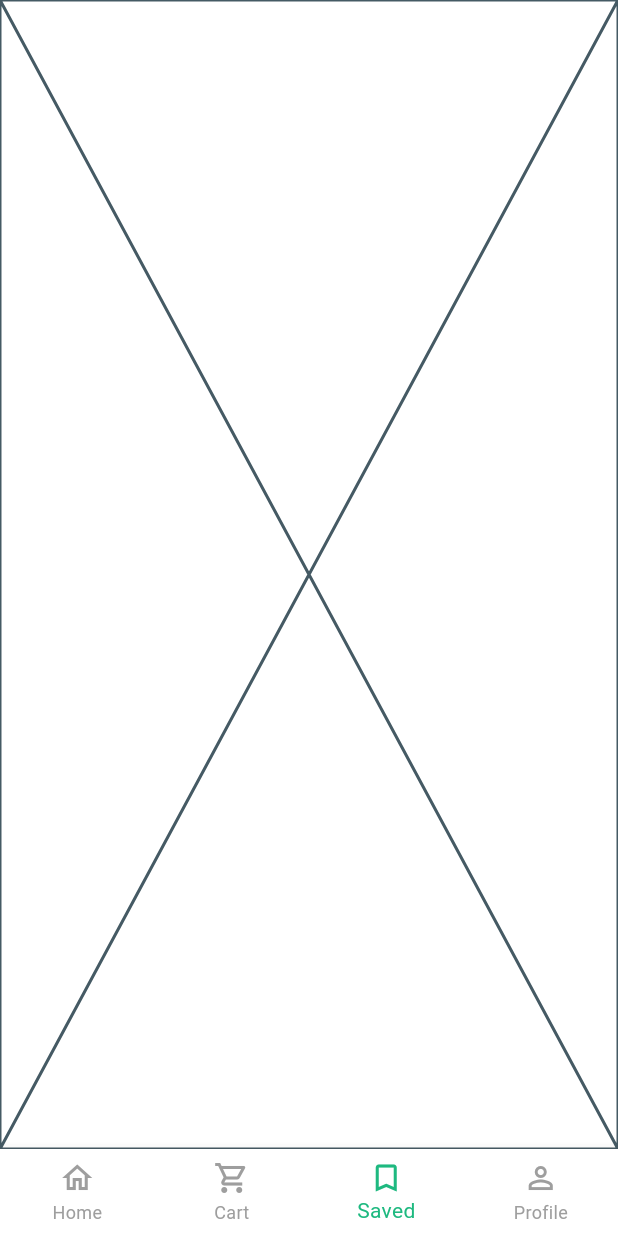
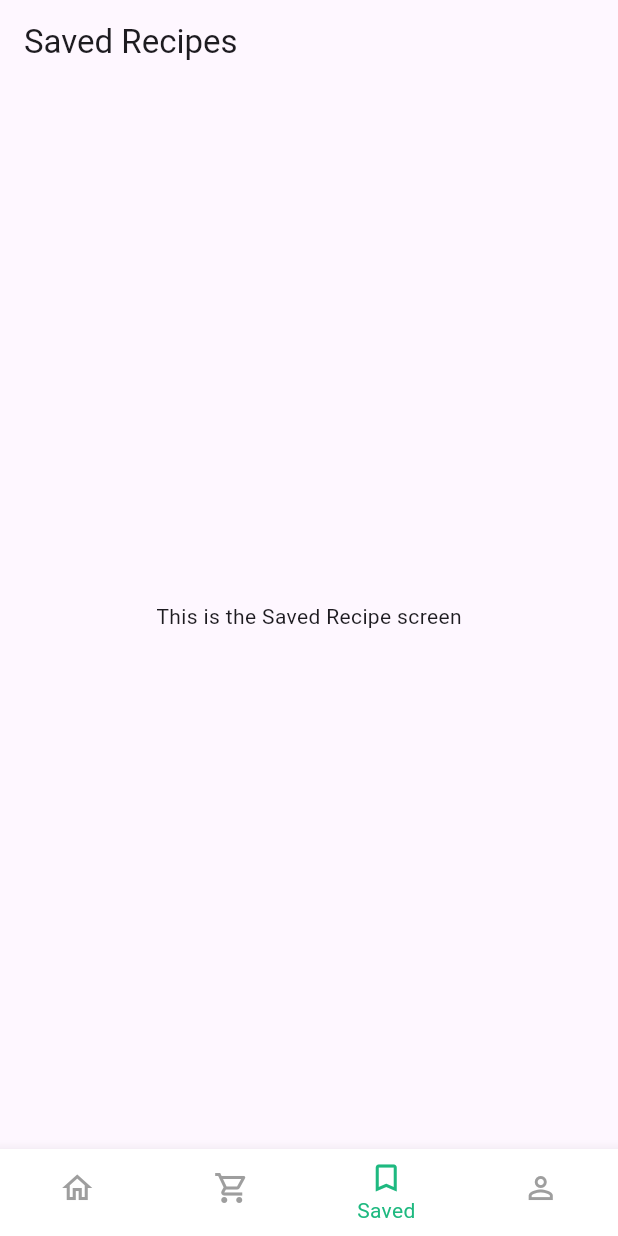
Before and after one commit to Arti-Mdhr/NepaBite, a Flutter app: the HomeScreen screen opened directly, item 3 of the bottom bar chosen, on a phone screen of 412 x 824 dp. Run offline on Flutter 3.47's test engine with Material 3 defaults, Android fonts, the phone set to English and light mode, and no system bars; Roboto replaces fonts that are missing (OpenSans-Regular).

Commit message:
sprint2 final

```diff
--- a/lib/screens/home/cart_screen.dart
+++ b/lib/screens/home/cart_screen.dart
@@ -4,10 +4,10 @@ class CartScreen extends StatefulWidget {
   const CartScreen({super.key});
 
   @override
-  State<CartScreen> createState() => _CartScreenState();
+  State<CartScreen> createState() => CartScreenState();
 }
 
-class _CartScreenState extends State<CartScreen> {
+class CartScreenState extends State<CartScreen> {
   @override
   Widget build(BuildContext context) {
     return Scaffold(
--- a/lib/screens/home/homepage_screen.dart
+++ b/lib/screens/home/homepage_screen.dart
@@ -53,12 +53,12 @@ class _HomeScreenState extends State<HomeScreen> {
       body: lstScreens[_selectedIndex],
       bottomNavigationBar: BottomNavigationBar(
         backgroundColor: Colors.white,
-        selectedItemColor: const Color(0xFF1EB980),  // Green color for selected icon
-        unselectedItemColor: Colors.grey,  // Grey color for unselected icons
+        selectedItemColor: const Color(0xFF1EB980), // Selected item color
+        unselectedItemColor: Colors.grey,  // Unselected item color
         currentIndex: _selectedIndex,
-        showUnselectedLabels: true,  // Show unselected labels
-        showSelectedLabels: true,  // Show selected labels
-        type: BottomNavigationBarType.fixed,  // Fixed layout, no shifting or resizing
+        showUnselectedLabels: false,  // Hide unselected labels to avoid shifting
+        showSelectedLabels: true,    // Show selected labels
+        type: BottomNavigationBarType.fixed,  // Ensures even spacing of items
         onTap: (index) {
           setState(() {
             _selectedIndex = index;
@@ -85,6 +85,8 @@ class _HomeScreenState extends State<HomeScreen> {
       ),
     );
   }
+
+  // Home Screen Layout
   Widget _buildHomeScreen() {
     return SafeArea(
       child: SingleChildScrollView(
@@ -113,6 +115,8 @@ class _HomeScreenState extends State<HomeScreen> {
               ),
             ),
             const SizedBox(height: 18),
+
+            // Search Bar with Filter Icon
             Padding(
               padding: const EdgeInsets.symmetric(horizontal: 20),
               child: Row(
@@ -151,6 +155,8 @@ class _HomeScreenState extends State<HomeScreen> {
               ),
             ),
             const SizedBox(height: 18),
+
+            // Category Chips for Filtering
             Padding(
               padding: const EdgeInsets.symmetric(horizontal: 20),
               child: Row(
@@ -163,22 +169,27 @@ class _HomeScreenState extends State<HomeScreen> {
               ),
             ),
             const SizedBox(height: 22),
-            SizedBox(
-              height: 250,
-              child: ListView.builder(
-                scrollDirection: Axis.horizontal,
-                itemCount: recipes.length,
-                itemBuilder: (context, index) {
-                  return _buildRecipeCard(recipes[index]);
-                },
+
+            // Recipe List Section
+            _buildRecipeSection("Popular Recipes", recipes),
+            const SizedBox(height: 20),
+            _buildRecipeSection("New Recipes", newRecipes),
+          ],
         ),
       ),
-            const SizedBox(height: 20),
-            const Padding(
-              padding: EdgeInsets.symmetric(horizontal: 20),
+    );
+  }
+
+  // Generic Recipe Section Builder
+  Widget _buildRecipeSection(String title, List<Map<String, String>> recipeList) {
+    return Column(
+      crossAxisAlignment: CrossAxisAlignment.start,
+      children: [
+        Padding(
+          padding: const EdgeInsets.symmetric(horizontal: 20),
           child: Text(
-                "New Recipes",
-                style: TextStyle(
+            title,
+            style: const TextStyle(
               fontSize: 18,
               fontWeight: FontWeight.bold,
             ),
@@ -189,17 +200,17 @@ class _HomeScreenState extends State<HomeScreen> {
           height: 210,
           child: ListView.builder(
             scrollDirection: Axis.horizontal,
-                itemCount: newRecipes.length,
+            itemCount: recipeList.length,
             itemBuilder: (context, index) {
-                  return _buildSmallRecipeCard(newRecipes[index]);
+              return _buildRecipeCard(recipeList[index]);
             },
           ),
         ),
       ],
-        ),
-      ),
     );
   }
+
+  // Category Chip Widget
   Widget _buildChip(String text, int index) {
     bool isSelected = selectedCategory == index;
 
@@ -229,6 +240,8 @@ class _HomeScreenState extends State<HomeScreen> {
       ),
     );
   }
+
+  // Recipe Card for Horizontal List
   Widget _buildRecipeCard(Map<String, String> recipe) {
     return Container(
       width: 175,
@@ -276,37 +289,4 @@ class _HomeScreenState extends State<HomeScreen> {
       ),
     );
   }
-  Widget _buildSmallRecipeCard(Map<String, String> recipe) {
-    return Container(
-      width: 160,
-      margin: const EdgeInsets.only(left: 20),
-      decoration: BoxDecoration(
-        borderRadius: BorderRadius.circular(18),
-        color: Colors.grey.shade100,
-      ),
-      child: Column(
-        children: [
-          ClipRRect(
-            borderRadius: const BorderRadius.vertical(top: Radius.circular(18)),
-            child: Image.asset(
-              recipe["image"]!,
-              height: 135,
-              width: 160,
-              fit: BoxFit.cover,
-            ),
-          ),
-          Padding(
-            padding: const EdgeInsets.all(10),
-            child: Text(
-              recipe["title"]!,
-              style: const TextStyle(
-                fontSize: 14,
-                fontWeight: FontWeight.w600,
-              ),
-            ),
-          ),
-        ],
-      ),
-    );
 }
-}
--- a/lib/screens/home/profile_screen.dart
+++ b/lib/screens/home/profile_screen.dart
@@ -1,8 +1,13 @@
 import 'package:flutter/material.dart';
 
-class ProfileScreen extends StatelessWidget {
+class ProfileScreen extends StatefulWidget {
   const ProfileScreen({super.key});
 
+  @override
+  State<ProfileScreen> createState() => _ProfileScreenState();
+}
+
+class _ProfileScreenState extends State<ProfileScreen> {
   @override
   Widget build(BuildContext context) {
     return Scaffold(
--- a/lib/screens/home/saved_recipe_screen.dart
+++ b/lib/screens/home/saved_recipe_screen.dart
@@ -10,6 +10,13 @@ class SavedRecipeScreen extends StatefulWidget {
 class _SavedRecipeScreenState extends State<SavedRecipeScreen> {
   @override
   Widget build(BuildContext context) {
-    return const Placeholder();
+    return Scaffold(
+      appBar: AppBar(
+        title: const Text("Saved Recipes"),
+      ),
+      body: Center(
+        child: const Text("This is the Saved Recipe screen"),
+      ),
+    );
   }
 }
```
Lines whose indentation alone changed are shown as unchanged.
